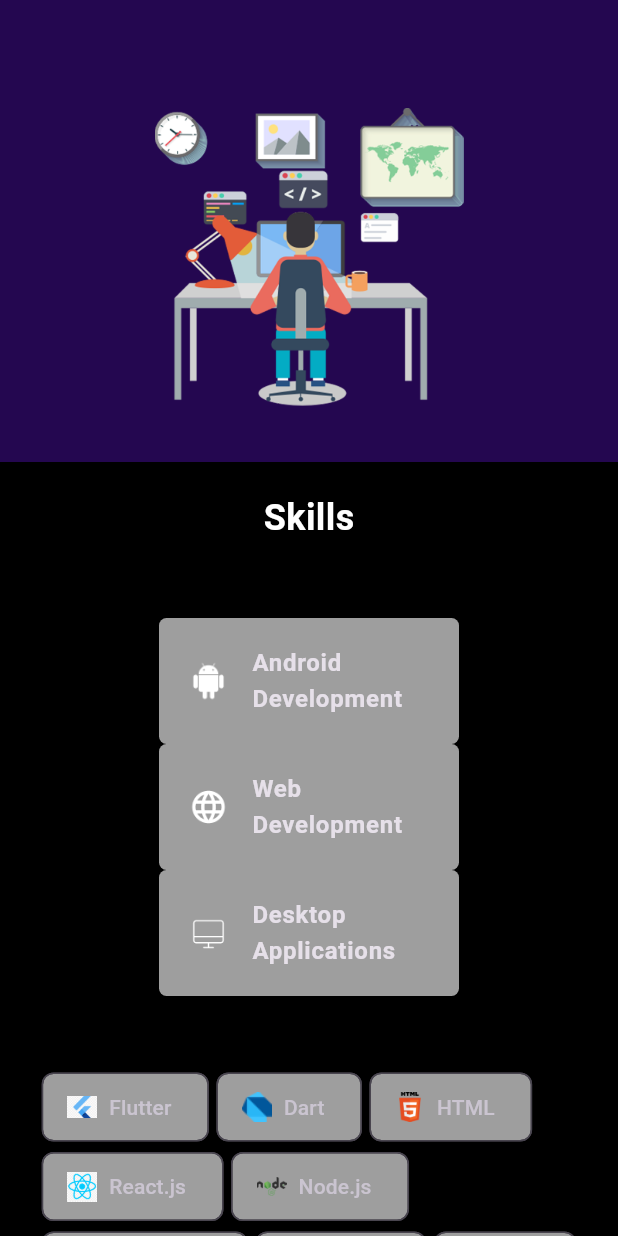
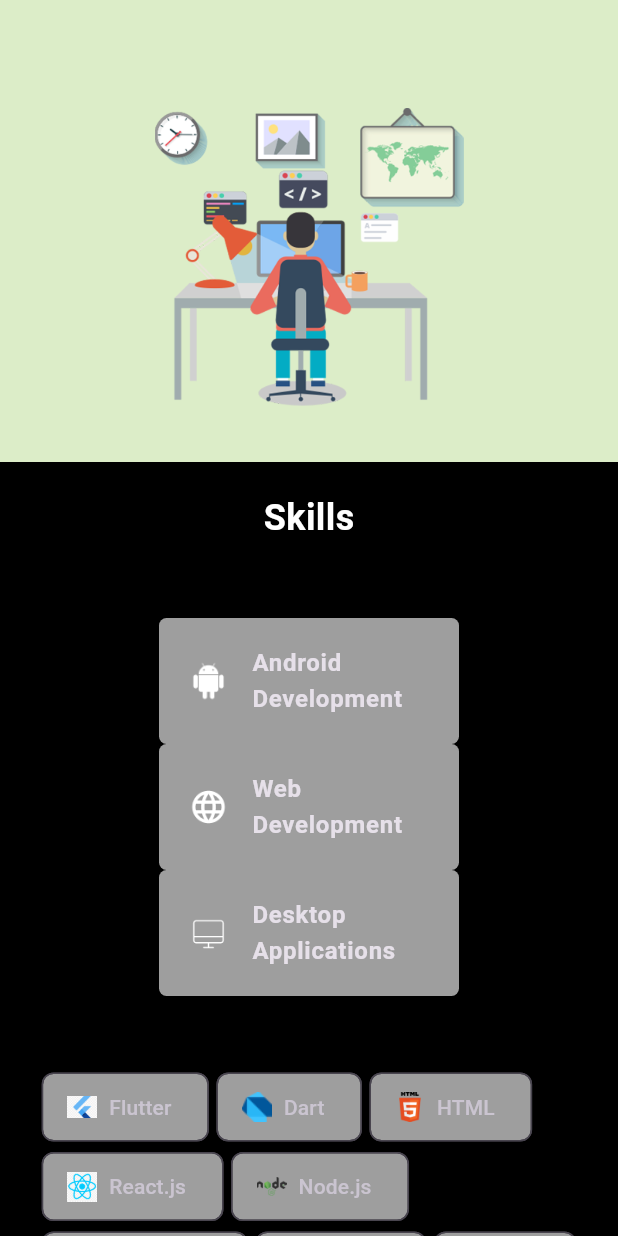
Before and after one commit to NeilBanerjee2002/my_portfolio, a Flutter app: the screen it shows after launch, scrolled down 576 dp, on a phone screen of 412 x 824 dp. Run offline on Flutter 3.47's test engine with Material 3 defaults, Android fonts, the phone set to English and light mode, and no system bars; missing offline and left inert: dart:html.

Commit message:
added color animation

```diff
--- a/lib/constants/colors.dart
+++ b/lib/constants/colors.dart
@@ -1,5 +1,56 @@
 import 'dart:ui';
 
-class CustomColor{
-  static const Color scaffoldBG = Color(0xff240750);
+class CustomColor {
+  // Light Shades
+  static const Color blueLight2 = Color(0xffe3f2fd); // Very Light Blue
+  static const Color scaffoldBG= Color(0xffbbdefb); // Light Blue
+  static const Color blueLight3 = Color(0xff90caf9); // Light Blue
+  static const Color blueLight4 = Color(0xff9be7ff); // Light Blue (Bright)
+  static const Color blueDark1 = Color(0xff64b5f6); // Medium Blue
+  static const Color blueDark2 = Color(0xff42a5f5); // Darker Blue
+
+  static const Color greenLight1 = Color(0xffa5d6a7); // Light Green
+  static const Color greenLight2 = Color(0xffc5e1a5); // Medium Lime
+  static const Color greenLight3 = Color(0xffdcedc8); // Light Green (Soft)
+  static const Color greenDark1 = Color(0xff81c784); // Medium Green
+  static const Color greenDark2 = Color(0xff66bb6a); // Darker Green
+
+  static const Color yellowLight1 = Color(0xfffff3e0); // Light Orange
+  static const Color yellowLight2 = Color(0xffffe082); // Light Yellow
+  static const Color yellowDark1 = Color(0xffffd54f); // Medium Yellow
+  static const Color yellowDark2 = Color(0xffffc107); // Darker Yellow
+
+  // Additional Intermediate Shades for Smooth Transition
+  static const Color cyanLight1 = Color(0xffe0f7fa); // Very Light Cyan
+  static const Color cyanLight2 = Color(0xffb2ebf2); // Light Cyan
+  static const Color cyanDark1 = Color(0xff80deea); // Medium Cyan
+  static const Color cyanDark2 = Color(0xff4dd0e1); // Darker Cyan
 }
+
+final List<Color> backgroundColors = [
+  // Blue Shades
+  CustomColor.blueLight3,
+  CustomColor.blueLight4,
+  CustomColor.blueLight3,
+
+
+  // Green Shades
+  CustomColor.greenLight2,
+  CustomColor.greenLight3,
+  CustomColor.greenDark1,
+  CustomColor.greenLight3,
+  CustomColor.greenLight2,
+  CustomColor.greenLight1,
+
+  // Yellow Shades
+  CustomColor.yellowLight2,
+  CustomColor.yellowLight2,
+
+  // Cyan Shades
+  CustomColor.cyanLight1,
+  CustomColor.cyanLight2,
+  CustomColor.cyanDark1,
+  CustomColor.cyanLight2,
+  CustomColor.cyanLight1,
+
+];
--- a/lib/pages/home_page.dart
+++ b/lib/pages/home_page.dart
@@ -1,17 +1,14 @@
+import 'dart:async';
+
 import 'package:flutter/cupertino.dart';
-import 'package:flutter/foundation.dart';
 import 'package:flutter/material.dart';
-import 'package:flutter/rendering.dart';
-import 'package:flutter/widgets.dart';
 import 'package:portfolio/constants/colors.dart';
-import 'package:portfolio/constants/skill_items.dart';
 import 'package:portfolio/widgets/Experience_Desktop.dart';
 import 'package:portfolio/widgets/drawer_mobile.dart';
 import 'package:portfolio/widgets/main_desktop.dart';
 import 'package:portfolio/widgets/main_mobile.dart';
 import 'package:portfolio/widgets/skills.mobile.dart';
 import 'package:portfolio/widgets/skills_desktop.dart';
-
 import '../constants/size.dart';
 import '../widgets/HeaderDesktop.dart';
 import '../widgets/HeaderMobile.dart';
@@ -25,19 +22,41 @@ class HomePage extends StatefulWidget {
 
 class _HomePageState extends State<HomePage> {
   final scaffoldKey = GlobalKey<ScaffoldState>();
+  int colorIndex = 0;
+  Timer? _timer;
+
+  @override
+  void initState() {
+    super.initState();
+    _startColorChangeAnimation();
+  }
+
+  @override
+  void dispose() {
+    _timer?.cancel();
+    super.dispose();
+  }
+
+  void _startColorChangeAnimation() {
+    _timer = Timer.periodic(const Duration(milliseconds: 2000), (timer) {
+      setState(() {
+        colorIndex = ((colorIndex + 1) % backgroundColors.length);
+      });
+    });
+  }
 
   @override
   Widget build(BuildContext context) {
     return LayoutBuilder(builder: (context, constraints) {
       return Scaffold(
         key: scaffoldKey,
-        backgroundColor: CustomColor.scaffoldBG,
+        backgroundColor: backgroundColors[colorIndex],
         endDrawer: const DrawerMobile(),
         body: ListView(
           scrollDirection: Axis.vertical,
           children: [
             if (constraints.maxWidth > KMinSize)
-              const HeaderDesktop()
+              HeaderDesktop(colorIndex: colorIndex,)
             else
               HeaderMobile(
                 onMenuTap: () {
--- a/lib/styles/style.dart
+++ b/lib/styles/style.dart
@@ -1,13 +1,14 @@
 import 'package:flutter/cupertino.dart';
 import 'package:flutter/material.dart';
-
+import 'package:portfolio/constants/colors.dart';
 
 import '../constants/colors.dart';
+
  BoxDecoration kHeaderDecoraton = BoxDecoration(
     borderRadius: BorderRadius.circular(12),
     gradient: const LinearGradient(
         colors: [
-          CustomColor.scaffoldBG,
+          Colors.red,
           Colors.white24
         ]
     )
--- a/lib/widgets/Experience_Desktop.dart
+++ b/lib/widgets/Experience_Desktop.dart
@@ -1,6 +1,5 @@
 import 'package:flutter/cupertino.dart';
 import 'package:flutter/material.dart';
-import 'package:portfolio/styles/style.dart';
 import 'package:portfolio/widgets/sitelogo.dart';
 import 'package:url_launcher/url_launcher.dart';
 import 'dart:html';
```
Also changed, not shown: lib/widgets/HeaderDesktop.dart (+20 -6 lines).
